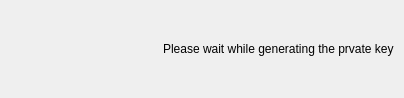
This is plugins/otr/privkeypopup.ui in KDE/kopete as Qt 5 draws it before an edit. The edited form follows.
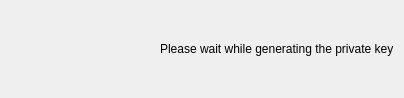
This is the edited form.

Diff of the .ui file:
```diff
--- a/plugins/otr/privkeypopup.ui
+++ b/plugins/otr/privkeypopup.ui
@@ -29,7 +29,7 @@
    <item row="0" column="1" >
     <widget class="QLabel" name="label" >
      <property name="text" >
-      <string>Please wait while generating the prvate key</string>
+      <string>Please wait while generating the private key</string>
      </property>
     </widget>
    </item>
```
